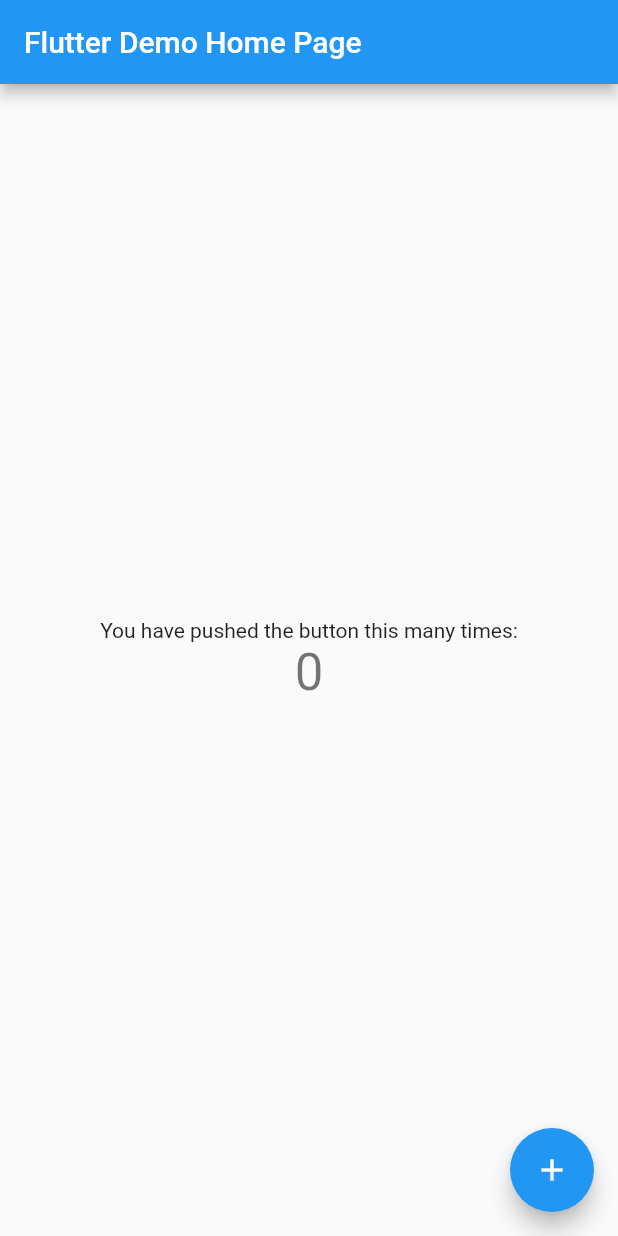
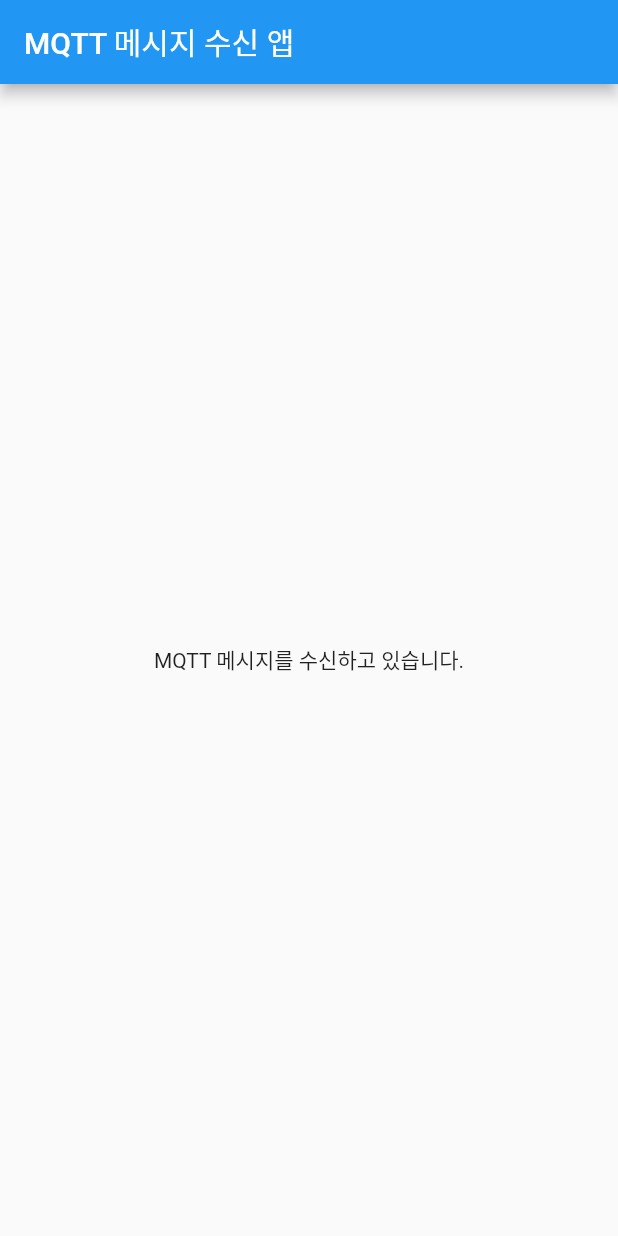
Before and after one commit to joonolee/mqtt-subscriber, a Flutter app: the screen it shows after launch, on a phone screen of 412 x 824 dp. Run offline on Flutter 3.47's test engine with Material 2 defaults, Android fonts, the phone set to English and light mode, and no system bars; our stand-ins replace flutter_local_notifications; missing offline and left inert: fimber, mqtt_client.

Commit message:
수정: :zap: 타이틀 변경 등

```diff
--- a/lib/common/mqtt_manager.dart
+++ b/lib/common/mqtt_manager.dart
@@ -83,7 +83,7 @@ class MqttManager {
       final String pt = MqttPublishPayload.bytesToStringAsString(recMess.payload.message);
       print('EXAMPLE::Change notification:: topic is <${c[0].topic}>, payload is <-- $pt -->');
       print('');
-      LocalNotification.show(title: 'MQTT 메시지', body: pt);
+      LocalNotification.show(title: 'MQTT 메시지 수신', body: pt);
     });
     print('EXAMPLE::OnConnected client callback - Client connection was sucessful');
   }
--- a/lib/main.dart
+++ b/lib/main.dart
@@ -15,11 +15,11 @@ class MyApp extends StatelessWidget {
   @override
   Widget build(BuildContext context) {
     return MaterialApp(
-      title: 'Flutter Demo',
+      title: 'MQTT Demo',
       theme: ThemeData(
         primarySwatch: Colors.blue,
       ),
-      home: MyHomePage(title: 'Flutter Demo Home Page'),
+      home: MyHomePage(title: 'MQTT 메시지 수신 앱'),
     );
   }
 }
@@ -50,22 +50,9 @@ class _MyHomePageState extends State<MyHomePage> {
       body: Center(
         child: Column(
           mainAxisAlignment: MainAxisAlignment.center,
-          children: <Widget>[
-            Text(
-              'You have pushed the button this many times:',
-            ),
-            Text(
-              '$_counter',
-              style: Theme.of(context).textTheme.headline4,
-            ),
-          ],
+          children: <Widget>[Text('MQTT 메시지를 수신하고 있습니다.')],
         ),
       ),
-      floatingActionButton: FloatingActionButton(
-        onPressed: _incrementCounter,
-        tooltip: 'Increment',
-        child: Icon(Icons.add),
-      ), // This trailing comma makes auto-formatting nicer for build methods.
     );
   }
 }
```
Also changed, not shown: 2 other files.
